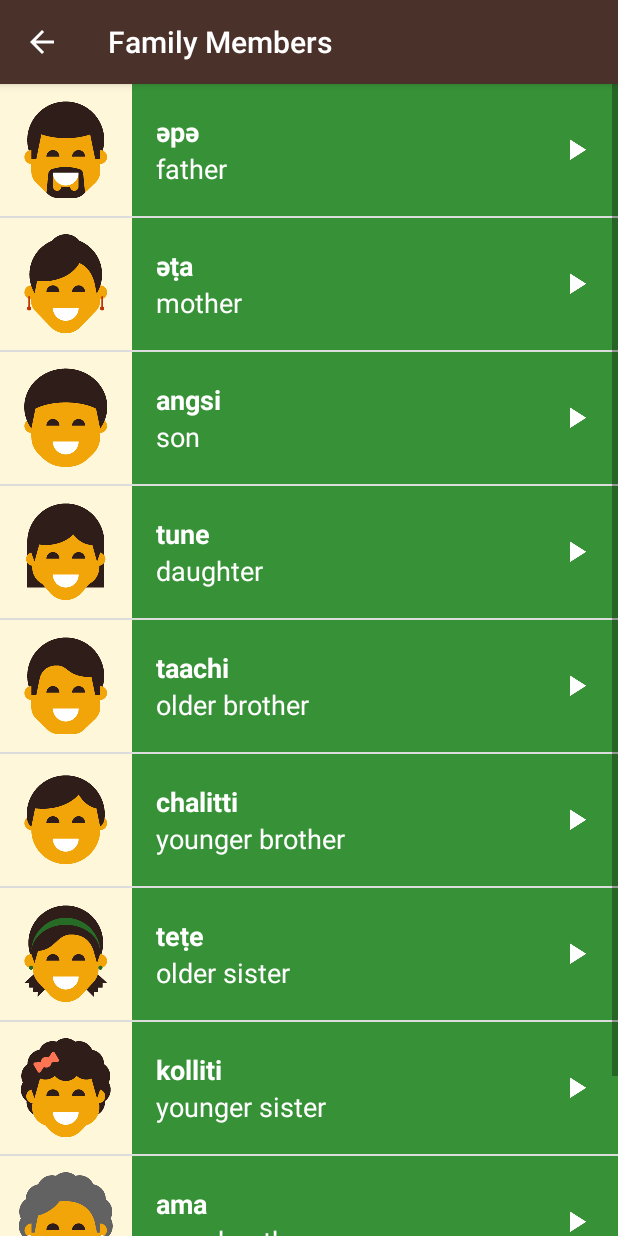
After one commit to bruno78/miwok-app, an Android app: the FamilyFragment screen opened directly, with no data from a screen before it, on a phone screen of 412 x 824 dp. The commit adds this screen. Run offline under Robolectric (Android 15) with nearby library versions, the phone set to English and light mode, and no system bars.

Commit message:
Add Family Fragment

```diff
--- /dev/null
+++ b/app/src/main/java/com/example/android/miwok/FamilyFragment.java
@@ -0,0 +1,140 @@
+package com.example.android.miwok;
+
+
+import android.content.Context;
+import android.media.AudioManager;
+import android.media.MediaPlayer;
+import android.os.Bundle;
+import android.support.v4.app.Fragment;
+import android.view.LayoutInflater;
+import android.view.View;
+import android.view.ViewGroup;
+import android.widget.AdapterView;
+import android.widget.ListView;
+import android.widget.TextView;
+
+import java.util.ArrayList;
+
+/**
+ * A simple {@link Fragment} subclass.
+ */
+public class FamilyFragment extends Fragment {
+
+    private MediaPlayer mMediaPlayer;
+    private AudioManager mAudioManager;
+
+    /**
+     * This event listener gets triggered when audio file finishes playing.
+     */
+    private MediaPlayer.OnCompletionListener mCompletionListener = new MediaPlayer.OnCompletionListener() {
+        @Override
+        public void onCompletion(MediaPlayer mp) {
+            releaseMediaPlayer();
+        }
+    };
+
+    /**
+     * This event listener gets triggered when audio state changes
+     */
+    private AudioManager.OnAudioFocusChangeListener mAudioFocusChangeListener = new AudioManager.OnAudioFocusChangeListener() {
+        @Override
+        public void onAudioFocusChange(int audioFocus) {
+
+            if(audioFocus == AudioManager.AUDIOFOCUS_LOSS_TRANSIENT ||
+                    audioFocus == AudioManager.AUDIOFOCUS_LOSS_TRANSIENT_CAN_DUCK) {
+
+                mMediaPlayer.pause();
+                mMediaPlayer.seekTo(0);
+            }
+            else if(audioFocus == AudioManager.AUDIOFOCUS_LOSS) {
+
+                releaseMediaPlayer();
+            }
+            else if(audioFocus == AudioManager.AUDIOFOCUS_GAIN) {
+                mMediaPlayer.start();
+            }
+        }
+    };
+
+    public FamilyFragment() {
+        // Required empty public constructor
+    }
+
+
+    @Override
+    public View onCreateView(LayoutInflater inflater, ViewGroup container,
+                             Bundle savedInstanceState) {
+        View rootView = inflater.inflate(R.layout.word_list, container, false);
+
+        final ArrayList<Word> familyVocabulary = new ArrayList<>();
+
+        familyVocabulary.add(new Word("father", "әpә", R.drawable.family_father,
+                R.raw.family_father));
+        familyVocabulary.add(new Word("mother", "әṭa", R.drawable.family_mother,
+                R.raw.family_mother));
+        familyVocabulary.add(new Word("son", "angsi", R.drawable.family_son,
+                R.raw.family_son));
+        familyVocabulary.add(new Word("daughter", "tune", R.drawable.family_daughter,
+                R.raw.family_daughter));
+        familyVocabulary.add(new Word("older brother", "taachi", R.drawable.family_older_brother,
+                R.raw.family_older_brother));
+        familyVocabulary.add(new Word("younger brother", "chalitti", R.drawable.family_younger_brother,
+                R.raw.family_younger_brother));
+        familyVocabulary.add(new Word("older sister", "teṭe", R.drawable.family_older_sister,
+                R.raw.family_older_sister));
+        familyVocabulary.add(new Word("younger sister", "kolliti", R.drawable.family_younger_sister,
+                R.raw.family_younger_sister));
+        familyVocabulary.add(new Word("grandmother", "ama", R.drawable.family_grandmother,
+                R.raw.family_grandmother));
+        familyVocabulary.add(new Word("grandfather", "paapa", R.drawable.family_grandfather,
+                R.raw.family_grandfather));
+
+        mAudioManager = (AudioManager) getActivity().getSystemService(Context.AUDIO_SERVICE);
+
+        WordAdapter adapter = new WordAdapter(getActivity(), familyVocabulary, R.color.category_family);
+
+        ListView listView = (ListView) rootView.findViewById(R.id.list);
+        listView.setAdapter(adapter);
+        listView.setOnItemClickListener(new AdapterView.OnItemClickListener() {
+            @Override
+            public void onItemClick(AdapterView<?> parent, View view, int position, long id) {
+                releaseMediaPlayer();
+                Word word = (Word) parent.getItemAtPosition(position);
+
+                int result = mAudioManager.requestAudioFocus(mAudioFocusChangeListener, AudioManager.STREAM_MUSIC,
+                        AudioManager.AUDIOFOCUS_GAIN_TRANSIENT);
+
+                if(result == AudioManager.AUDIOFOCUS_REQUEST_GRANTED) {
+                    mMediaPlayer = MediaPlayer.create(getActivity(), word.getAudioResourceId());
+                    mMediaPlayer.start();
+                    mMediaPlayer.setOnCompletionListener(mCompletionListener);
+                }
+
+            }
+        });
+
+        return rootView;
+    }
+
+    @Override
+    public void onStop() {
+        super.onStop();
+
+        releaseMediaPlayer();
+    }
+
+    /**
+     * This helper method prevents multiple plays on multiple clicks.
+     */
+    private void releaseMediaPlayer() {
+        if (mMediaPlayer != null) {
+            mMediaPlayer.stop();
+            mMediaPlayer.release();
+            mMediaPlayer = null;
+
+            // Abandon focus when playing is done
+            mAudioManager.abandonAudioFocus(mAudioFocusChangeListener);
+        }
+    }
+
+}
```
Also changed, not shown: app/src/main/java/com/example/android/miwok/FamilyActivity.java (+4 -106 lines).
